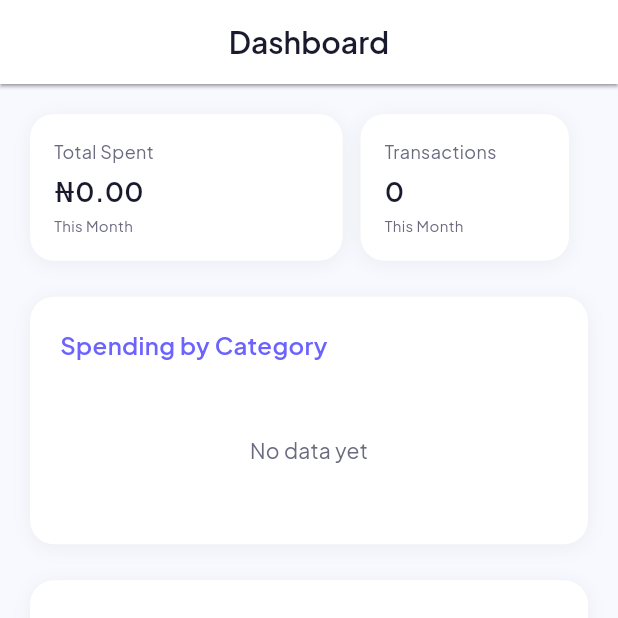
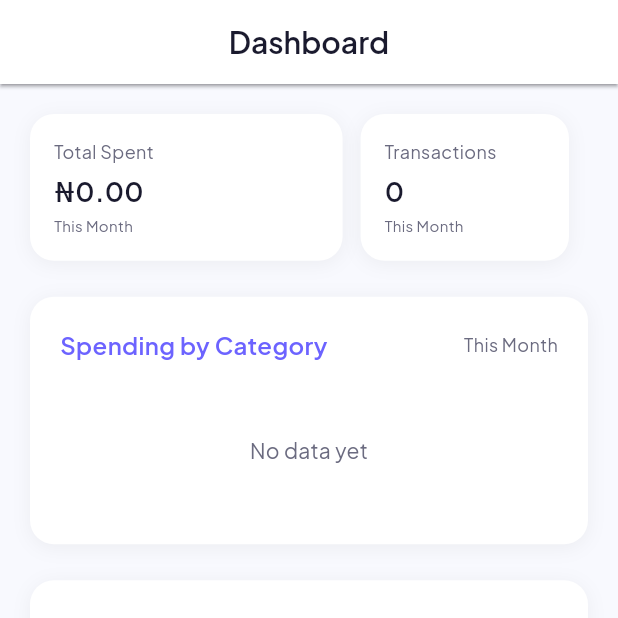
Before and after one commit to aderemi-alo/pocketly, a Flutter app: the screen it shows after launch, on a phone screen of 412 x 824 dp, the top half of it. Run offline on Flutter 3.47's test engine with Material 3 defaults, Android fonts, the phone set to English and light mode, and no system bars; our stand-ins replace flutter_riverpod, get_it, go_router, isar, lucide_icons_flutter; accounts and stored records are empty; generated files the repository leaves out were written again.

Commit message:
feat: Update DashboardView layout to include category and time context
- Modified DashboardView to replace the static title with a row containing both the category title and a "This Month" label, improving contextual information for users.
- Enhanced layout for better visual hierarchy and user engagement.

```diff
--- a/lib/features/dashboard/presentation/views/dashboard_view.dart
+++ b/lib/features/dashboard/presentation/views/dashboard_view.dart
@@ -129,11 +129,21 @@ class _DashboardViewState extends ConsumerState<DashboardView> {
               child: Column(
                 crossAxisAlignment: CrossAxisAlignment.start,
                 children: [
-                  const TextWidget(
-                    text: 'Spending by Category',
-                    fontSize: 16,
-                    color: AppColors.primary,
-                    fontWeight: FontWeight.w600,
+                  const Row(
+                    mainAxisAlignment: MainAxisAlignment.spaceBetween,
+                    children: [
+                      TextWidget(
+                        text: 'Spending by Category',
+                        fontSize: 16,
+                        color: AppColors.primary,
+                        fontWeight: FontWeight.w600,
+                      ),
+                      TextWidget(
+                        text: 'This Month',
+                        fontSize: 12,
+                        color: AppColors.textSecondary,
+                      ),
+                    ],
                   ),
                   const SizedBox(height: 16),
 
```
